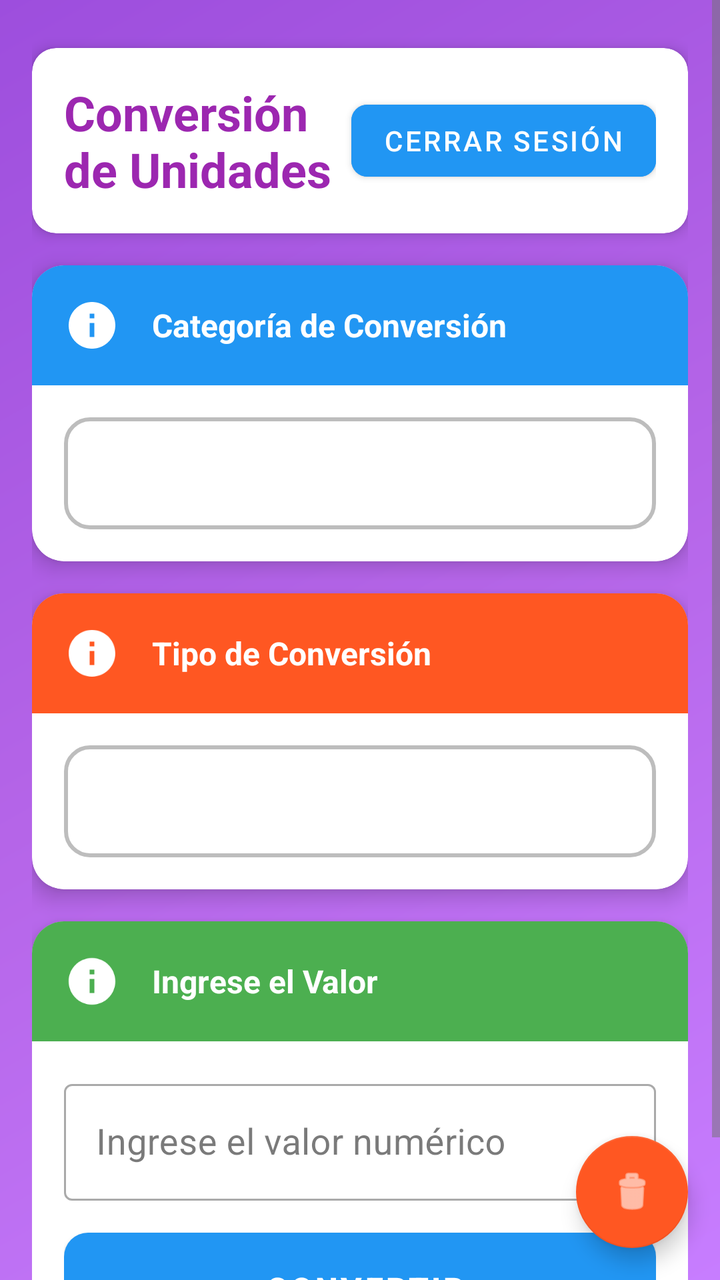
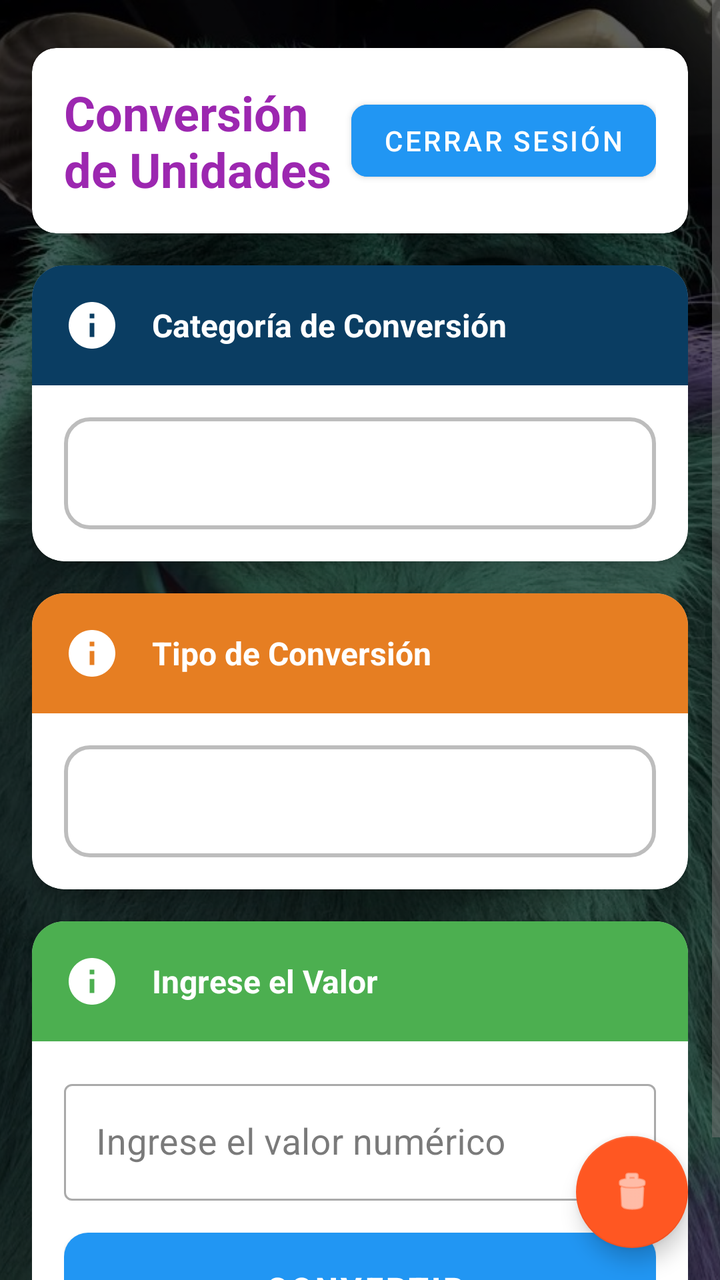

An Android layout rendered at two revisions. The XML below is the earlier revision; the diff shows what the commit changed to produce the second picture.
<!-- AndroidManifest.xml: application theme Theme.ConversionApp -->
<!-- res/layout/activity_main.xml -->
﻿<?xml version="1.0" encoding="utf-8"?>
<androidx.coordinatorlayout.widget.CoordinatorLayout xmlns:android="http://schemas.android.com/apk/res/android"
    xmlns:app="http://schemas.android.com/apk/res-auto"
    android:layout_width="match_parent"
    android:layout_height="match_parent"
    android:background="@drawable/purple_gradient_background">

    <ScrollView
        android:layout_width="match_parent"
        android:layout_height="match_parent"
        android:fillViewport="true">

    <LinearLayout
        android:layout_width="match_parent"
        android:layout_height="wrap_content"
        android:orientation="vertical"
        android:padding="16dp">

        
        <androidx.cardview.widget.CardView
            android:layout_width="match_parent"
            android:layout_height="wrap_content"
            app:cardCornerRadius="12dp"
            app:cardElevation="4dp"
            android:layout_marginTop="8dp"
            android:layout_marginBottom="16dp"
            app:cardBackgroundColor="@color/white">

            <LinearLayout
                android:layout_width="match_parent"
                android:layout_height="wrap_content"
                android:orientation="horizontal"
                android:padding="16dp"
                android:gravity="center_vertical">

                <TextView
                    android:layout_width="0dp"
                    android:layout_height="wrap_content"
                    android:layout_weight="1"
                    android:text="@string/titulo_conversiones"
                    android:textSize="24sp"
                    android:textStyle="bold"
                    android:textColor="@color/purple"
                    android:gravity="start"/>

                <Button
                    android:id="@+id/btnCerrarSesion"
                    android:layout_width="wrap_content"
                    android:layout_height="wrap_content"
                    android:text="Cerrar Sesión"
                    android:textColor="@color/white"
                    android:backgroundTint="@color/primary"
                    android:paddingStart="16dp"
                    android:paddingEnd="16dp"
                    android:textSize="14sp"
                    app:cornerRadius="8dp"/>
            </LinearLayout>
        </androidx.cardview.widget.CardView>

        
        <androidx.cardview.widget.CardView
            android:layout_width="match_parent"
            android:layout_height="wrap_content"
            app:cardCornerRadius="16dp"
            app:cardElevation="6dp"
            android:layout_marginBottom="16dp"
            app:cardBackgroundColor="@color/card_background">

            <LinearLayout
                android:layout_width="match_parent"
                android:layout_height="wrap_content"
                android:orientation="vertical">

                <LinearLayout
                    android:layout_width="match_parent"
                    android:layout_height="wrap_content"
                    android:background="@color/primary"
                    android:padding="16dp"
                    android:orientation="horizontal"
                    android:gravity="center_vertical">

                    <ImageView
                        android:layout_width="28dp"
                        android:layout_height="28dp"
                        android:src="@drawable/ic_info"
                        app:tint="@color/white"
                        android:contentDescription="Categoría"/>

                    <TextView
                        android:layout_width="0dp"
                        android:layout_height="wrap_content"
                        android:layout_weight="1"
                        android:text=" Categoría de Conversión"
                        android:textSize="16sp"
                        android:textStyle="bold"
                        android:textColor="@color/white"
                        android:layout_marginStart="12dp"/>
                </LinearLayout>

                <LinearLayout
                    android:layout_width="match_parent"
                    android:layout_height="wrap_content"
                    android:orientation="vertical"
                    android:padding="16dp">

                    <Spinner
                        android:id="@+id/spinnerCategoria"
                        android:layout_width="match_parent"
                        android:layout_height="56dp"
                        android:background="@drawable/spinner_background"
                        android:paddingStart="16dp"
                        android:paddingEnd="16dp"/>
                </LinearLayout>
            </LinearLayout>
        </androidx.cardview.widget.CardView>

        
        <androidx.cardview.widget.CardView
            android:layout_width="match_parent"
            android:layout_height="wrap_content"
            app:cardCornerRadius="16dp"
            app:cardElevation="6dp"
            android:layout_marginBottom="16dp"
            app:cardBackgroundColor="@color/card_background">

            <LinearLayout
                android:layout_width="match_parent"
                android:layout_height="wrap_content"
                android:orientation="vertical">

                <LinearLayout
                    android:layout_width="match_parent"
                    android:layout_height="wrap_content"
                    android:background="@color/accent"
                    android:padding="16dp"
                    android:orientation="horizontal"
                    android:gravity="center_vertical">

                    <ImageView
                        android:layout_width="28dp"
                        android:layout_height="28dp"
                        android:src="@drawable/ic_info"
                        app:tint="@color/white"
                        android:contentDescription="Conversión"/>

                    <TextView
                        android:layout_width="0dp"
                        android:layout_height="wrap_content"
                        android:layout_weight="1"
                        android:text=" Tipo de Conversión"
                        android:textSize="16sp"
                        android:textStyle="bold"
                        android:textColor="@color/white"
                        android:layout_marginStart="12dp"/>
                </LinearLayout>

                <LinearLayout
                    android:layout_width="match_parent"
                    android:layout_height="wrap_content"
                    android:orientation="vertical"
                    android:padding="16dp">

                    <Spinner
                        android:id="@+id/spinnerConversion"
                        android:layout_width="match_parent"
                        android:layout_height="56dp"
                        android:background="@drawable/spinner_background"
                        android:paddingStart="16dp"
                        android:paddingEnd="16dp"/>
                </LinearLayout>
            </LinearLayout>
        </androidx.cardview.widget.CardView>

        
        <androidx.cardview.widget.CardView
            android:layout_width="match_parent"
            android:layout_height="wrap_content"
            app:cardCornerRadius="16dp"
            app:cardElevation="6dp"
            android:layout_marginBottom="16dp"
            app:cardBackgroundColor="@color/card_background">

            <LinearLayout
                android:layout_width="match_parent"
                android:layout_height="wrap_content"
                android:orientation="vertical">

                <LinearLayout
                    android:layout_width="match_parent"
                    android:layout_height="wrap_content"
                    android:background="@color/longitud"
                    android:padding="16dp"
                    android:orientation="horizontal"
                    android:gravity="center_vertical">

                    <ImageView
                        android:layout_width="28dp"
                        android:layout_height="28dp"
                        android:src="@drawable/ic_info"
                        app:tint="@color/white"
                        android:contentDescription="Valor"/>

                    <TextView
                        android:layout_width="0dp"
                        android:layout_height="wrap_content"
                        android:layout_weight="1"
                        android:text=" Ingrese el Valor"
                        android:textSize="16sp"
                        android:textStyle="bold"
                        android:textColor="@color/white"
                        android:layout_marginStart="12dp"/>
                </LinearLayout>

                <LinearLayout
                    android:layout_width="match_parent"
                    android:layout_height="wrap_content"
                    android:orientation="vertical"
                    android:padding="16dp">

                    <com.google.android.material.textfield.TextInputLayout
                        android:layout_width="match_parent"
                        android:layout_height="wrap_content"
                        android:hint="Ingrese el valor numérico"
                        style="@style/Widget.MaterialComponents.TextInputLayout.OutlinedBox">

                        <com.google.android.material.textfield.TextInputEditText
                            android:id="@+id/etValor"
                            android:layout_width="match_parent"
                            android:layout_height="wrap_content"
                            android:inputType="numberDecimal|numberSigned"
                            android:textColor="@color/text_primary"
                            android:textColorHint="@color/text_secondary"
                            android:textSize="18sp"
                            android:maxLines="1"/>
                    </com.google.android.material.textfield.TextInputLayout>

                    <Button
                        android:id="@+id/btnConvertir"
                        android:layout_width="match_parent"
                        android:layout_height="56dp"
                        android:text=" Convertir"
                        android:textSize="16sp"
                        android:textStyle="bold"
                        android:background="@drawable/button_primary_background"
                        android:textColor="@color/white"
                        android:layout_marginTop="16dp"/>
                </LinearLayout>
            </LinearLayout>
        </androidx.cardview.widget.CardView>

        
        <androidx.cardview.widget.CardView
            android:id="@+id/cardResultado"
            android:layout_width="match_parent"
            android:layout_height="wrap_content"
            app:cardCornerRadius="16dp"
            app:cardElevation="6dp"
            android:layout_marginBottom="16dp"
            app:cardBackgroundColor="@color/white"
            android:visibility="gone">

            <LinearLayout
                android:layout_width="match_parent"
                android:layout_height="wrap_content"
                android:orientation="vertical"
                android:padding="20dp">

                <TextView
                    android:layout_width="match_parent"
                    android:layout_height="wrap_content"
                    android:text="@string/resultado"
                    android:textSize="18sp"
                    android:textStyle="bold"
                    android:textColor="@color/black"
                    android:gravity="center"/>

                
                <LinearLayout
                    android:layout_width="match_parent"
                    android:layout_height="wrap_content"
                    android:orientation="horizontal"
                    android:gravity="center"
                    android:layout_marginTop="8dp">

                    <TextView
                        android:id="@+id/tvResultado"
                        android:layout_width="wrap_content"
                        android:layout_height="wrap_content"
                        android:text="0.00"
                        android:textSize="38sp"
                        android:textStyle="bold"
                        android:textColor="@color/black"
                        android:minHeight="48dp"/>

                    <TextView
                        android:id="@+id/tvUnidad"
                        android:layout_width="wrap_content"
                        android:layout_height="wrap_content"
                        android:text=""
                        android:textSize="24sp"
                        android:textStyle="bold"
                        android:textColor="@color/black"
                        android:layout_marginStart="8dp"
                        android:minHeight="48dp"
                        android:gravity="center_vertical"/>
                </LinearLayout>
            </LinearLayout>
        </androidx.cardview.widget.CardView>

    </LinearLayout>
    </ScrollView>

    
    <com.google.android.material.floatingactionbutton.FloatingActionButton
        android:id="@+id/fabLimpiar"
        android:layout_width="wrap_content"
        android:layout_height="wrap_content"
        android:layout_gravity="bottom|end"
        android:layout_margin="16dp"
        android:src="@android:drawable/ic_menu_delete"
        android:contentDescription="Limpiar campos"
        app:tint="@color/white"
        app:backgroundTint="@color/accent"
        app:elevation="6dp"
        app:pressedTranslationZ="12dp"/>

</androidx.coordinatorlayout.widget.CoordinatorLayout>
<!-- resources referenced by this layout -->
<resources>
  <color name="accent">#FF5722</color>
  <color name="black">#FF000000</color>
  <color name="card_background">#FFFFFF</color>
  <color name="longitud">#4CAF50</color>
  <color name="primary">#2196F3</color>
  <color name="purple">#9C27B0</color>
  <color name="text_primary">#212121</color>
  <color name="text_secondary">#757575</color>
  <color name="white">#FFFFFFFF</color>
  <!-- drawable button_primary_background (drawable) -->
  <?xml version="1.0" encoding="utf-8"?>
  <shape xmlns:android="http://schemas.android.com/apk/res/android">
      <solid android:color="@color/primary"/>
      <corners android:radius="12dp"/>
  </shape>
  <!-- drawable ic_info (drawable) -->
  <?xml version="1.0" encoding="utf-8"?>
  <vector xmlns:android="http://schemas.android.com/apk/res/android"
      android:width="24dp"
      android:height="24dp"
      android:viewportWidth="24"
      android:viewportHeight="24">
      <path
          android:fillColor="@color/white"
          android:pathData="M12,2C6.48,2,2,6.48,2,12s4.48,10,10,10s10,-4.48,10,-10S17.52,2,12,2zM13,17h-2v-6h2V17zM13,9h-2V7h2V9z"/>
  </vector>
  <!-- drawable purple_gradient_background (drawable) -->
  <?xml version="1.0" encoding="utf-8"?>
  <shape xmlns:android="http://schemas.android.com/apk/res/android">
      <gradient
          android:angle="135"
          android:startColor="#C77DFF"
          android:centerColor="#B565E8"
          android:endColor="#9D4EDD"
          android:type="linear"/>
  </shape>
  <!-- drawable spinner_background (drawable) -->
  <?xml version="1.0" encoding="utf-8"?>
  <selector xmlns:android="http://schemas.android.com/apk/res/android">
      <item android:state_pressed="true">
          <shape android:shape="rectangle">
              <corners android:radius="12dp"/>
              <solid android:color="@color/primary_light"/>
              <stroke android:width="2dp" android:color="@color/primary"/>
          </shape>
      </item>
      <item>
          <shape android:shape="rectangle">
              <corners android:radius="12dp"/>
              <solid android:color="@color/white"/>
              <stroke android:width="2dp" android:color="@color/divider"/>
          </shape>
      </item>
  </selector>
  <string name="resultado">✨ Resultado</string>
  <string name="titulo_conversiones">Conversión de Unidades</string>
  <style name="Theme.ConversionApp" parent="Theme.MaterialComponents.DayNight.NoActionBar">
          
          <item name="colorPrimary">@color/primary</item>
          <item name="colorPrimaryVariant">@color/primary_dark</item>
          <item name="colorOnPrimary">@android:color/white</item>
          
          
          <item name="colorSecondary">@color/accent</item>
          <item name="colorSecondaryVariant">@color/accent</item>
          <item name="colorOnSecondary">@android:color/white</item>
          
          
          <item name="android:colorBackground">@color/background</item>
          <item name="colorSurface">@color/card_background</item>
          <item name="colorOnSurface">@color/text_primary</item>
          
          
          <item name="android:textColorPrimary">@color/text_primary</item>
          <item name="android:textColorSecondary">@color/text_secondary</item>
          <item name="android:textColorHint">@color/text_secondary</item>
          
          
          <item name="editTextColor">@color/text_primary</item>
          <item name="android:editTextColor">@color/text_primary</item>
          
          
          <item name="textInputStyle">@style/Widget.MaterialComponents.TextInputLayout.OutlinedBox</item>
          <item name="colorControlNormal">@color/text_secondary</item>
          <item name="colorControlActivated">@color/primary</item>
          <item name="colorControlHighlight">@color/primary</item>
      </style>
  <color name="primary_light">#BBDEFB</color>
  <color name="divider">#BDBDBD</color>
  <color name="primary_dark">#1976D2</color>
  <color name="background">#F5F5F5</color>
</resources>

<!-- the commit's change to res/layout/activity_main.xml (unified diff, before → after) -->
@@ -3,7 +3,17 @@
     xmlns:app="http://schemas.android.com/apk/res-auto"
     android:layout_width="match_parent"
     android:layout_height="match_parent"
-    android:background="@drawable/purple_gradient_background">
+    >
+    <ImageView
+        android:layout_width="match_parent"
+        android:layout_height="match_parent"
+        android:src="@drawable/fondo"
+        android:scaleType="centerCrop" />
+    <View
+        android:layout_width="match_parent"
+        android:layout_height="match_parent"
+        android:background="#A0000000" />
+
 
     <ScrollView
         android:layout_width="match_parent"
@@ -74,7 +84,7 @@
                 <LinearLayout
                     android:layout_width="match_parent"
                     android:layout_height="wrap_content"
-                    android:background="@color/primary"
+                    android:background="#0a3d62"
                     android:padding="16dp"
                     android:orientation="horizontal"
                     android:gravity="center_vertical">
@@ -131,7 +141,7 @@
                 <LinearLayout
                     android:layout_width="match_parent"
                     android:layout_height="wrap_content"
-                    android:background="@color/accent"
+                    android:background="#e67e22"
                     android:padding="16dp"
                     android:orientation="horizontal"
                     android:gravity="center_vertical">
<!-- resource entries referenced after the edit -->
@@ -15,6 +15,7 @@
       <solid android:color="@color/primary"/>
       <corners android:radius="12dp"/>
   </shape>
+  <!-- drawable fondo: jpg bitmap (drawable, 365538 bytes) -->
   <!-- drawable ic_info (drawable) -->
   <?xml version="1.0" encoding="utf-8"?>
   <vector xmlns:android="http://schemas.android.com/apk/res/android"
@@ -26,16 +27,6 @@
           android:fillColor="@color/white"
           android:pathData="M12,2C6.48,2,2,6.48,2,12s4.48,10,10,10s10,-4.48,10,-10S17.52,2,12,2zM13,17h-2v-6h2V17zM13,9h-2V7h2V9z"/>
   </vector>
-  <!-- drawable purple_gradient_background (drawable) -->
-  <?xml version="1.0" encoding="utf-8"?>
-  <shape xmlns:android="http://schemas.android.com/apk/res/android">
-      <gradient
-          android:angle="135"
-          android:startColor="#C77DFF"
-          android:centerColor="#B565E8"
-          android:endColor="#9D4EDD"
-          android:type="linear"/>
-  </shape>
   <!-- drawable spinner_background (drawable) -->
   <?xml version="1.0" encoding="utf-8"?>
   <selector xmlns:android="http://schemas.android.com/apk/res/android">
